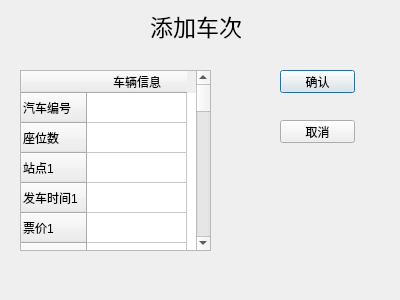
ticketgroup/qichedinggpiao, file Client/Administrator/Administrator/addcoach.ui: the form before one commit.
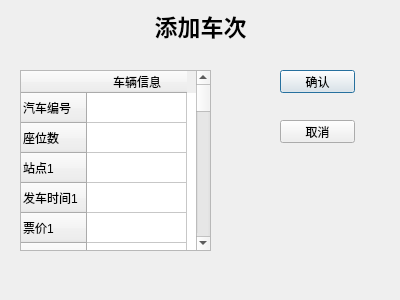
The form after the commit.

Patch:
```diff
--- a/Client/Administrator/Administrator/addcoach.ui
+++ b/Client/Administrator/Administrator/addcoach.ui
@@ -224,20 +224,25 @@
   <widget class="QLabel" name="label">
    <property name="geometry">
     <rect>
-     <x>150</x>
+     <x>0</x>
      <y>10</y>
-     <width>91</width>
+     <width>401</width>
      <height>31</height>
     </rect>
    </property>
    <property name="font">
     <font>
      <pointsize>17</pointsize>
+     <weight>75</weight>
+     <bold>true</bold>
     </font>
    </property>
    <property name="text">
     <string>添加车次</string>
    </property>
+   <property name="alignment">
+    <set>Qt::AlignCenter</set>
+   </property>
   </widget>
   <widget class="QPushButton" name="pushButton">
    <property name="geometry">
```
